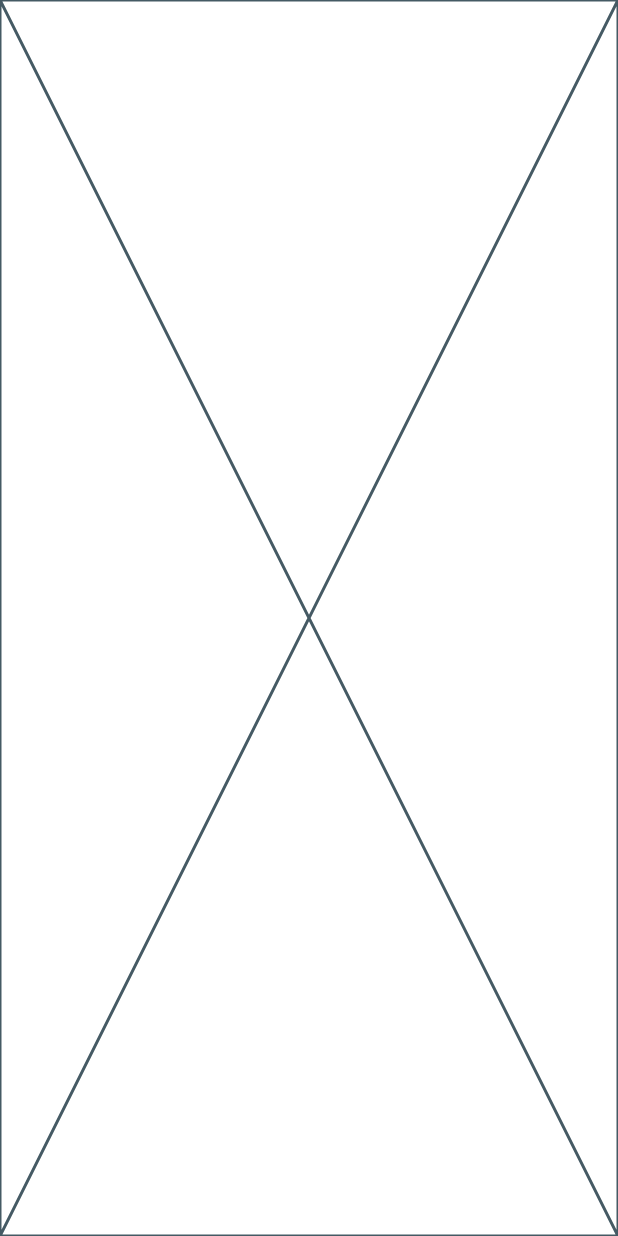
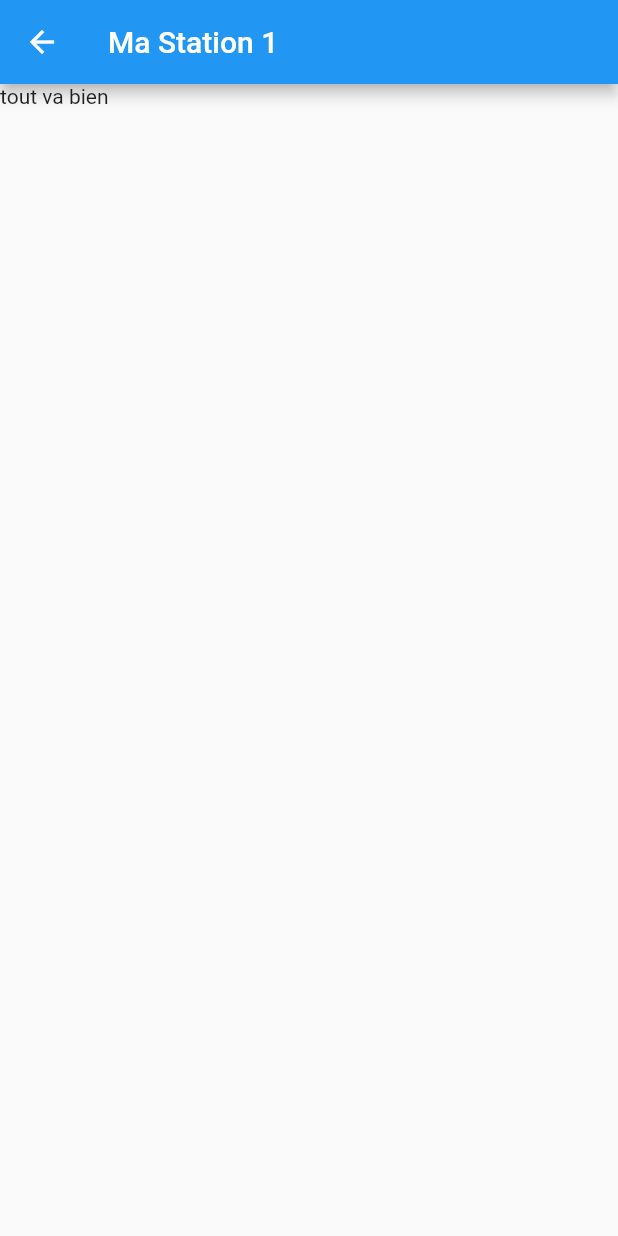
Before and after one commit to EllVodka/TuCarbure, a Flutter app: the screen it shows after launch, after a tap on "Ma Station 1", on a phone screen of 412 x 824 dp. Run offline on Flutter 3.47's test engine with Material 2 defaults, Android fonts, the light colour scheme and no system bars.

Commit message:
feat: add redirection for detail

```diff
--- a/tu_carbure_front/lib/View/Station_detail_view.dart
+++ b/tu_carbure_front/lib/View/Station_detail_view.dart
@@ -1,11 +1,24 @@
 import 'package:flutter/material.dart';
+import 'package:tu_carbure_front/Model/Station.dart';
+import 'package:tu_carbure_front/ViewModel/Station_view_model.dart';
 
 class StationDetailView extends StatelessWidget {
   static const routeName = "/station-detail";
-  const StationDetailView({Key? key}) : super(key: key);
+  final StationViewModel _viewModel = StationViewModel();
 
   @override
   Widget build(BuildContext context) {
-    return const Placeholder();
+    final routeArgs =
+        ModalRoute.of(context)!.settings.arguments as Map<String, String>;
+    final stationId = routeArgs['id'];
+    final stationMarque = routeArgs['name'];
+    final Station station =
+        _viewModel.fetchStation().where((element) => element.id == stationId).first;
+    return Scaffold(
+      appBar: AppBar(
+        title: Text(stationMarque!),
+      ),
+      body: Text('tout va bien'),
+    );
   }
 }
--- a/tu_carbure_front/lib/View/Station_list_view.dart
+++ b/tu_carbure_front/lib/View/Station_list_view.dart
@@ -15,6 +15,7 @@ class StationListView extends StatefulWidget {
 class _StationListViewState extends State<StationListView> {
   final StationViewModel _viewmodel = StationViewModel();
   List<Station> stations = [];
+  List<Station> stationNotFavorite = [];
    Station stationFavorite = Station(
     id: '0',
     marque: '',
@@ -40,13 +41,7 @@ class _StationListViewState extends State<StationListView> {
     List<Station> fetchedStation =_viewmodel.fetchStation();
     setState(() {
       stations = fetchedStation;
-    });
-  }
-
-  @override
-  Widget build(BuildContext context) {
-    stationFavorite = stations.firstWhere((element) => element.isFavorite,
-        orElse: () => Station(
+      stationFavorite = stations.firstWhere((element) => element.isFavorite, orElse: () => Station(
           id: '0',
           marque: '',
           isFavorite: false,
@@ -63,6 +58,13 @@ class _StationListViewState extends State<StationListView> {
                 prix: 0,
                 dateMaj: DateTime.now())
           ]));
+      stationNotFavorite = stations.where((station) => !station.isFavorite).toList();
+    });
+  }
+
+  @override
+  Widget build(BuildContext context) {
+
 
     return Material(
       color: const Color.fromRGBO(6, 7, 14, 1),
@@ -103,9 +105,9 @@ class _StationListViewState extends State<StationListView> {
                 crossAxisCount: 2,
                 childAspectRatio: 1.4,
               ),
-              itemCount: stations.length,
+              itemCount: stationNotFavorite.length,
               itemBuilder: (BuildContext context, int index) {
-                final station = stations[index];
+                final station = stationNotFavorite[index];
                 return StationCard(station, 7, 26, 79, 1);
               },
             ),
--- a/tu_carbure_front/lib/View/widget/Station_Favorite_card_widget.dart
+++ b/tu_carbure_front/lib/View/widget/Station_Favorite_card_widget.dart
@@ -14,7 +14,7 @@ class StationFavoriteCard extends StatelessWidget {
 
   void selectStation(BuildContext context) {
     Navigator.of(context).pushNamed(StationDetailView.routeName,
-        arguments: {"idStation": station.id, "name": station.marque});
+        arguments: {"id": station.id, "name": station.marque});
   }
 
   @override
--- a/tu_carbure_front/lib/View/widget/Station_card_widget.dart
+++ b/tu_carbure_front/lib/View/widget/Station_card_widget.dart
@@ -15,7 +15,7 @@ class StationCard extends StatelessWidget {
 
   void selectStation(BuildContext context) {
     Navigator.of(context).pushNamed(StationDetailView.routeName,
-        arguments: {"idStation": station.id, "name": station.marque});
+        arguments: {"id": station.id, "name": station.marque});
   }
 
   @override
--- a/tu_carbure_front/lib/main.dart
+++ b/tu_carbure_front/lib/main.dart
@@ -20,7 +20,7 @@ class MyApp extends StatelessWidget {
       ),
       home: const StationListView(),
       routes: {
-          StationDetailView.routeName: (c) => StationDetailView(),
+          StationDetailView.routeName: (context) => StationDetailView(),
       },
     );
   }
```
Lines whose indentation alone changed are shown as unchanged.
